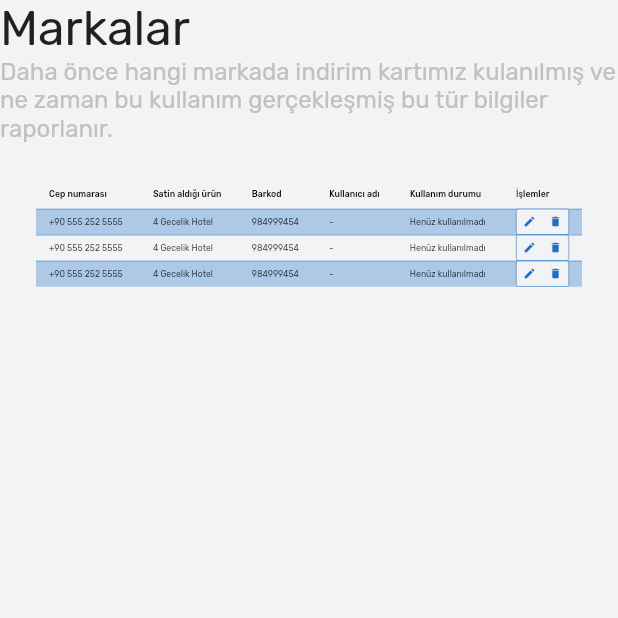
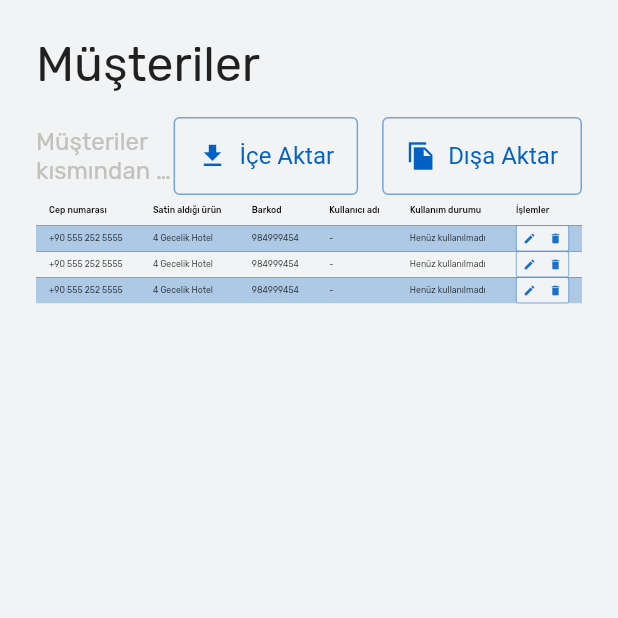
Before and after one commit to korayv/go_project, a Flutter app: the CustomersScreen screen opened directly, on a phone screen of 412 x 824 dp, the top half of it. Run offline on Flutter 3.47's test engine with Material 2 defaults, Android fonts, the light colour scheme and no system bars; missing offline and left inert: autocomplete_textfield, bitsdojo_window, dart:ffi; network calls fail.

Commit message:
customer page header edited

```diff
--- a/lib/views/contents/Customers.dart
+++ b/lib/views/contents/Customers.dart
@@ -38,21 +38,48 @@
   Widget build(BuildContext context) {
     return Scaffold(
       body: ListView(
+        padding: const EdgeInsets.all(24),
         children: [
           Column(
             crossAxisAlignment: CrossAxisAlignment.start,
             children: [
-              const Text("Markalar", style: TextStyle(fontFamily: "Rubik", fontSize: 32),),
-              Container(
-                child: const Text("Daha önce hangi markada indirim kartımız kulanılmış ve ne zaman bu kullanım gerçekleşmiş bu tür bilgiler raporlanır.", style: TextStyle(fontFamily: "Rubik", fontSize: 16,color: AppColors.gray),),
-              )
+              const Text(
+                "Müşteriler",
+                style: TextStyle(fontFamily: "Rubik", fontSize: 32),
+              ),
+              const SizedBox(height: 16),
+              Row(
+                mainAxisAlignment: MainAxisAlignment.spaceBetween,
+                children: [
+                  const Flexible(
+                    child: Text(
+                      "Müşteriler kısmından ürünü  satın alanların raporunu oluşturabilirsiniz. Ayrıca müşterilere ait bilgileri düzenleyebilir ve elle müdahale sağlayabilirsiniz.",
+                      style: TextStyle(
+                          fontFamily: "Rubik",
+                          fontSize: 16,
+                          color: AppColors.gray),
+                      softWrap: false,
+                      maxLines: 2,
+                      overflow: TextOverflow.ellipsis,
+                    ),
+                  ),
+                  OutlinedButton.icon(
+                    onPressed: () => {},
+                    icon: const Icon(Icons.file_download, size: 20),
+                    label: const Text("İçe Aktar"),
+                  ),
+                  const SizedBox(width: 16),
+                  OutlinedButton.icon(
+                    onPressed: () => {},
+                    icon: const Icon(Icons.file_copy_sharp, size: 20),
+                    label: const Text("Dışa Aktar"),
+                  ),
+                ],
+              ),
             ],
           ),
-          Padding(
-            padding: const EdgeInsets.all(24),
-            child: FittedBox(
-              child: _createDataTable(),
-            ),
+          FittedBox(
+            child: _createDataTable(),
           ),
         ],
       ),
--- a/lib/views/contents/Products.dart
+++ b/lib/views/contents/Products.dart
@@ -1,5 +1,4 @@
 import 'package:flutter/material.dart';
-import 'package:go_project/widgets/app_form.dart';
 
 import '../../design/app_colors.dart';
 
@@ -41,7 +40,7 @@
   Widget build(BuildContext context) {
     return Scaffold(
       body: ListView(
-        padding: EdgeInsets.all(24),
+        padding: const EdgeInsets.all(24),
         children: [
           Column(
             crossAxisAlignment: CrossAxisAlignment.start,
```
